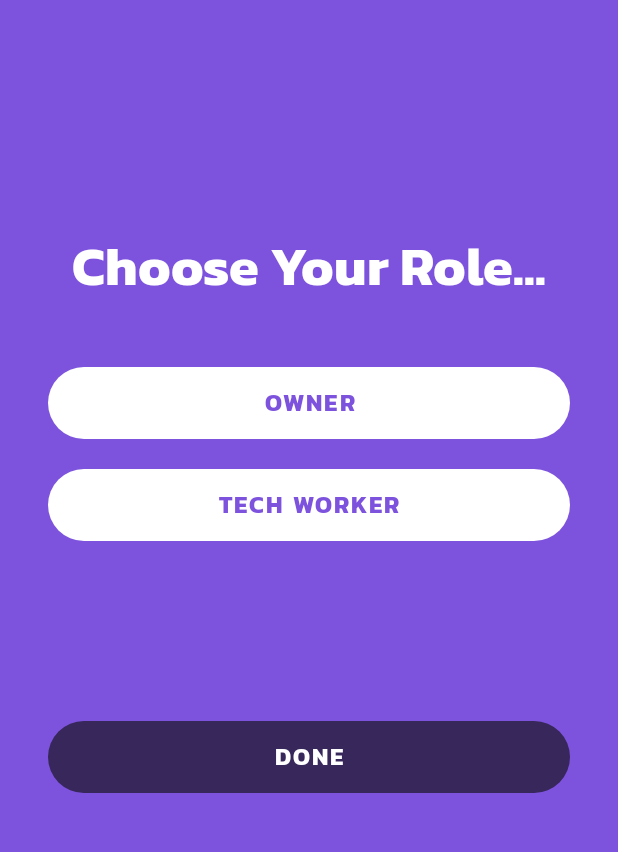
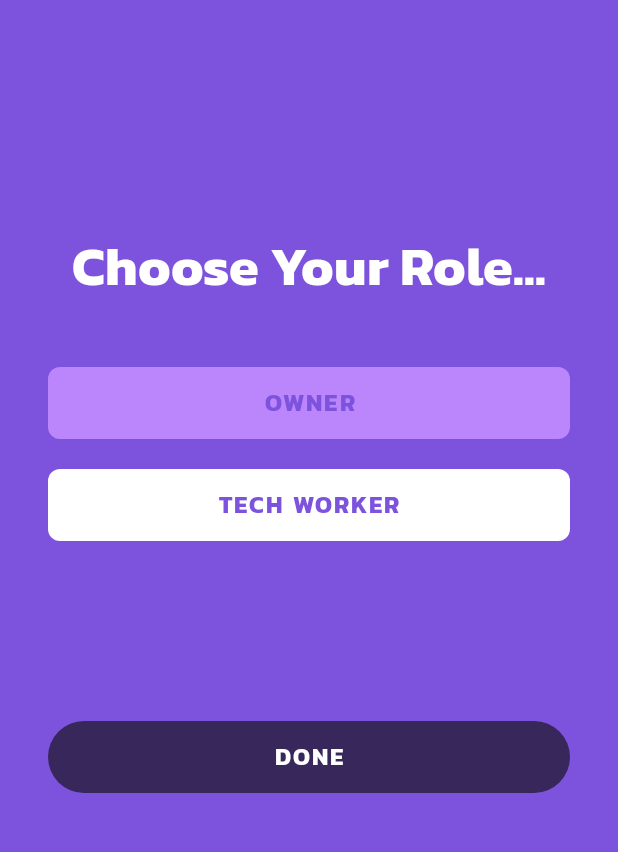
Before and after one commit to Timnas-Bangkit/Find-MD, an Android app: the RoleActivity screen opened directly, with no data from a screen before it, after a tap on "OWNER", on a phone screen of 412 x 824 dp, the part 110-962 px from its top. Run offline under Robolectric (Android 15) with nearby library versions, the phone set to English and light mode, and no system bars.

Commit message:
menambahkan logika warna di pilih role dan memperbaiki tampilan cardview

```diff
--- a/app/src/main/java/com/dicoding/foundup/ui/role/RoleActivity.kt
+++ b/app/src/main/java/com/dicoding/foundup/ui/role/RoleActivity.kt
@@ -21,7 +21,7 @@ class RoleActivity : AppCompatActivity() {
     private var selectedRole: String? = null
 
     private val roleViewModel: RoleViewModel by viewModels {
-        RoleViewModelFactory(Injection.provideRepository(application)) // Gunakan RoleViewModelFactory
+        RoleViewModelFactory(Injection.provideRepository(application))
     }
 
 
@@ -70,22 +70,45 @@ class RoleActivity : AppCompatActivity() {
     private fun updateSelection(role: String) {
         selectedRole = role
 
-        // Atur state tombol
+        // Reset warna semua tombol
+        ownerButton.setBackgroundResource(R.drawable.btn_unselected_bg)
+        techWorkerButton.setBackgroundResource(R.drawable.btn_unselected_bg)
+
+        // Atur warna tombol yang dipilih
         when (role) {
             "Owner" -> {
-                ownerButton.isSelected = true
-                techWorkerButton.isSelected = false
-                Log.d("ButtonState", "Owner selected")
+                ownerButton.setBackgroundResource(R.drawable.btn_selected_bg)
+                techWorkerButton.setBackgroundResource(R.drawable.btn_unselected_bg)
             }
             "Tech Worker" -> {
-                ownerButton.isSelected = false
-                techWorkerButton.isSelected = true
-                Log.d("ButtonState", "Tech Worker selected")
+                techWorkerButton.setBackgroundResource(R.drawable.btn_selected_bg)
+                ownerButton.setBackgroundResource(R.drawable.btn_unselected_bg)
             }
         }
 
         nextButton.isEnabled = true
     }
+
+
+//    private fun updateSelection(role: String) {
+//        selectedRole = role
+//
+//        // Atur state tombol
+//        when (role) {
+//            "Owner" -> {
+//                ownerButton.isSelected = true
+//                techWorkerButton.isSelected = false
+//                Log.d("ButtonState", "Owner selected")
+//            }
+//            "Tech Worker" -> {
+//                ownerButton.isSelected = false
+//                techWorkerButton.isSelected = true
+//                Log.d("ButtonState", "Tech Worker selected")
+//            }
+//        }
+//
+//        nextButton.isEnabled = true
+//    }
 
     private fun navigateToNextScreen() {
         val intent = Intent(this, MainActivity::class.java)
--- /dev/null
+++ b/app/src/main/res/drawable/btn_selected_bg.xml
@@ -0,0 +1,5 @@
+<?xml version="1.0" encoding="utf-8"?>
+<shape xmlns:android="http://schemas.android.com/apk/res/android">
+    <solid android:color="@color/purple_200" />
+    <corners android:radius="8dp" />
+</shape>
--- /dev/null
+++ b/app/src/main/res/drawable/btn_unselected_bg.xml
@@ -0,0 +1,5 @@
+<?xml version="1.0" encoding="utf-8"?>
+<shape xmlns:android="http://schemas.android.com/apk/res/android">
+    <solid android:color="@color/white" />
+    <corners android:radius="8dp" />
+</shape>
--- a/app/src/main/res/layout/activity_role.xml
+++ b/app/src/main/res/layout/activity_role.xml
@@ -56,7 +56,8 @@
             android:layout_marginTop="40dp"
             android:text="@string/owner"
             android:textColor="@color/medium_purple"
-            app:backgroundTint="@color/white"
+            android:background="@drawable/btn_unselected_bg"
+            app:backgroundTint="@null"
             app:layout_constraintEnd_toEndOf="parent"
             app:layout_constraintStart_toStartOf="parent"
             app:layout_constraintTop_toBottomOf="@id/titleText"
@@ -76,7 +77,8 @@
             android:layout_marginTop="20dp"
             android:text="@string/tech_worker"
             android:textColor="@color/medium_purple"
-            app:backgroundTint="@color/white"
+            android:background="@drawable/btn_unselected_bg"
+            app:backgroundTint="@null"
             app:layout_constraintTop_toBottomOf="@id/ownerButton"
             app:layout_constraintStart_toStartOf="parent"
             app:layout_constraintEnd_toEndOf="parent"
--- a/app/src/main/res/layout/cardview_post.xml
+++ b/app/src/main/res/layout/cardview_post.xml
@@ -14,6 +14,7 @@
         android:layout_width="match_parent"
         android:layout_height="wrap_content"
         android:orientation="vertical"
+        android:background="@color/white"
         android:padding="16dp">
 
         <LinearLayout
--- a/app/src/main/res/values/strings.xml
+++ b/app/src/main/res/values/strings.xml
@@ -81,4 +81,9 @@
     <string name="needed_role_1">Need Role 1</string>
     <string name="needed_role_2">Need Role 2</string>
     <string name="summary">Sumarry</string>
+    <string name="illustration">Illustration</string>
+    <string name="see_my_application">See My Application</string>
+    <string name="back">Back</string>
+    <string name="text_body_join_team">Your application has been successfully accepted. Now you just need to wait for a response from the founder</string>
+    <string name="Tittle_join_team">Congratulations!</string>
 </resources>
--- a/app/src/main/res/values/styles.xml
+++ b/app/src/main/res/values/styles.xml
@@ -70,6 +70,8 @@
         <item name="android:textSize">16sp</item>
     </style>
 
+
+
     <style name="Button_2">
         <item name="android:background">@drawable/rounded_button</item>
         <item name="android:fontFamily">@font/kanit_bold</item>
```
Also changed, not shown: app/src/main/res/drawable/darth_vader.jpg (deleted), app/src/main/res/drawable/ic_illustration.png (added), app/src/main/res/drawable/star_wars_logo.gif (deleted), app/src/main/res/drawable/storm_trooper.jpg (deleted).
